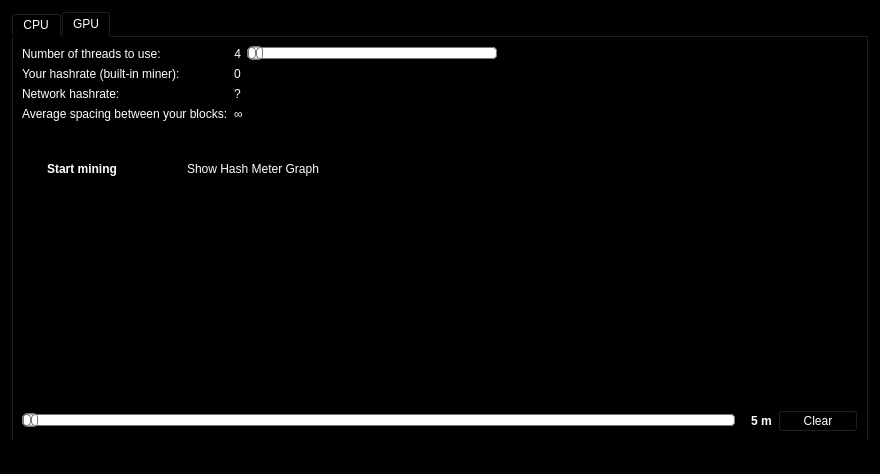
duality-solutions/Dynamic, file src/qt/forms/miningpage.ui: the form before one commit.
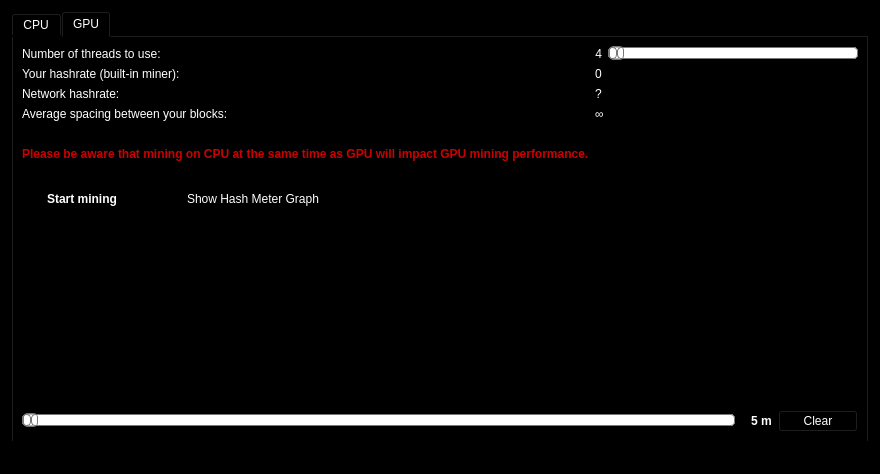
The form after the commit. The open tabs and pages were chosen to show the change. Custom widgets are drawn as their Qt base class.

Commit message: Add warning to GPU tab

```diff
--- a/src/qt/forms/miningpage.ui
+++ b/src/qt/forms/miningpage.ui
@@ -590,6 +590,28 @@
                </item>
               </layout>
              </item>
+             <item row="5" column="0">
+              <widget class="QLabel" name="label_3">
+               <property name="styleSheet">
+                <string notr="true">background-color: rgb(0, 0, 0);
+color: rgb(255, 255, 255);</string>
+               </property>
+               <property name="text">
+                <string>&lt;html&gt;&lt;head/&gt;&lt;body&gt;&lt;p&gt;&lt;span style=&quot; font-size:9pt; font-weight:600; color:#cc0000;&quot;&gt;Please be aware that mining on CPU at the same time as GPU will impact GPU mining performance.&lt;/span&gt;&lt;/p&gt;&lt;/body&gt;&lt;/html&gt;</string>
+               </property>
+              </widget>
+             </item>
+             <item row="4" column="0">
+              <widget class="QLabel" name="label_3">
+               <property name="styleSheet">
+                <string notr="true">background-color: rgb(0, 0, 0);
+color: rgb(255, 255, 255);</string>
+               </property>
+               <property name="text">
+                <string></string>
+               </property>
+              </widget>
+             </item>
              <item row="3" column="0">
               <widget class="QLabel" name="label_5">
                <property name="styleSheet">
```
